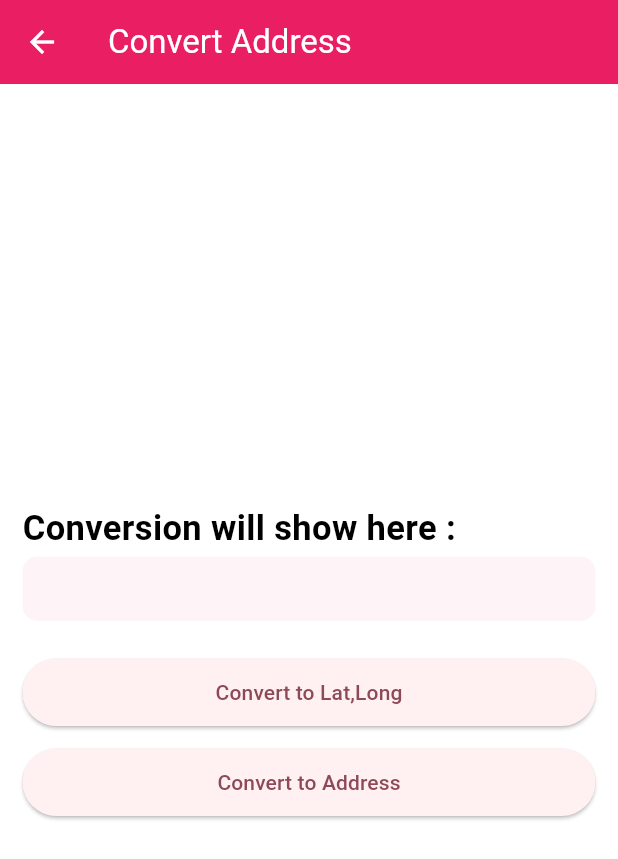
After one commit to Ajy74/google_map_integration, a Flutter app: the screen it shows after launch, after a tap on "Address Converion", on a phone screen of 412 x 824 dp. The commit adds this screen. Shown: the top 859 px of the screen. Run offline on Flutter 3.47's test engine with Material 3 defaults, Android fonts, the phone set to English and light mode, and no system bars; our stand-ins replace google_maps_flutter.

Commit message:
adress converion page designed

```diff
--- /dev/null
+++ b/lib/views/address_conversion_screen.dart
@@ -0,0 +1,116 @@
+
+import 'package:flutter/material.dart';
+import 'package:flutter/widgets.dart';
+
+
+class AddressConversionScreen extends StatefulWidget {
+  const AddressConversionScreen({super.key});
+
+  @override
+  State<AddressConversionScreen> createState() => _AddressConversionScreenState();
+}
+
+class _AddressConversionScreenState extends State<AddressConversionScreen> {
+
+
+  String? convertedText ;
+
+
+  @override
+  Widget build(BuildContext context) {
+    return Scaffold(
+      backgroundColor: Colors.pink,
+      appBar: AppBar(
+        backgroundColor: Colors.pink,
+        foregroundColor: Colors.white,
+        title: const Text("Convert Address"),
+        automaticallyImplyLeading: true,
+      ),
+      body: Container(
+        width: MediaQuery.of(context).size.width,
+        padding: const EdgeInsets.symmetric(horizontal: 15,vertical: 10),
+        color: Colors.white,
+        child: Column(
+          mainAxisAlignment: MainAxisAlignment.center,
+          crossAxisAlignment: CrossAxisAlignment.center,
+          children: [
+
+            Container(
+              alignment: Alignment.centerLeft,
+              child: const Text(
+                "Conversion will show here :",
+                style: TextStyle(
+                  color: Colors.black,
+                  fontWeight: FontWeight.bold,
+                  fontSize: 23
+                ),
+                textAlign: TextAlign.left,
+              ),
+            ),
+
+            const SizedBox(height: 2,),
+            Container(
+              alignment: Alignment.centerLeft,
+              // height: 50,
+              padding: const EdgeInsets.symmetric(horizontal: 10,vertical: 10),
+              width: double.maxFinite,
+              decoration: BoxDecoration(
+                color: Colors.pink.withOpacity(.05),
+                borderRadius: BorderRadius.circular(10)
+              ),
+              child: Text(
+                "${convertedText ?? " "}",
+                style: const TextStyle(
+                  color: Colors.pink,
+                  fontWeight: FontWeight.bold,
+                  fontSize: 16
+                ),
+                textAlign: TextAlign.left,
+              ),
+            ),
+
+            const SizedBox(height: 25,),
+
+            SizedBox(
+              width: double.maxFinite,
+              height: 45,
+              child: ElevatedButton(
+                onPressed: () {
+                  addressToCoardinates();
+                },
+                child: const Text(
+                  "Convert to Lat,Long"
+                ),
+              ),
+            ),
+
+            const SizedBox(height: 15,),
+
+            SizedBox(
+              width: double.maxFinite,
+              height: 45,
+              child: ElevatedButton(
+                onPressed: () {
+                  coardinateToAddress();
+                },
+                child: const Text(
+                  "Convert to Address"
+                ),
+              ),
+            ),
+
+          ],
+        ),
+      ),
+    );
+  }
+
+  void coardinateToAddress() async{
+
+  }
+
+  void addressToCoardinates() async{
+
+  }
+
+}
--- a/lib/views/home_sceen.dart
+++ b/lib/views/home_sceen.dart
@@ -1,5 +1,6 @@
 
 import 'package:flutter/material.dart';
+import 'package:google_map_integration/views/address_conversion_screen.dart';
 import 'package:google_map_integration/views/location_mover_screen.dart';
 import 'package:google_map_integration/views/marker_screen.dart';
 
@@ -61,6 +62,23 @@ class _HomeScreenState extends State<HomeScreen> {
                 ),
               ),
             ),
+
+            const SizedBox(height: 15,),
+
+            SizedBox(
+              width: double.maxFinite,
+              height: 45,
+              child: ElevatedButton(
+                onPressed: () {
+                  Navigator.push(context, MaterialPageRoute(builder: (context) {
+                    return const AddressConversionScreen();
+                  },));
+                },
+                child: const Text(
+                  "Address Converion"
+                ),
+              ),
+            ),
           ],
         ),
       ),
--- a/pubspec.yaml
+++ b/pubspec.yaml
@@ -36,6 +36,9 @@ dependencies:
   # Use with the CupertinoIcons class for iOS style icons.
   cupertino_icons: ^1.0.6
   google_maps_flutter: ^2.5.3
+
+
+
 
 dev_dependencies:
   flutter_test:
```
Also changed, not shown: 1 other file.
